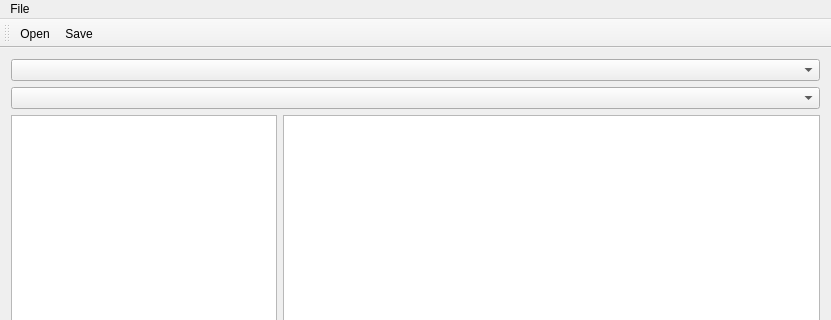
The window that src/mainwindow.ui (beeka/lrtedit) describes before a commit, drawn with Qt 5; both pictures show x 0 to 831 and y 0 to 320 of the 831 by 569 pixel window.
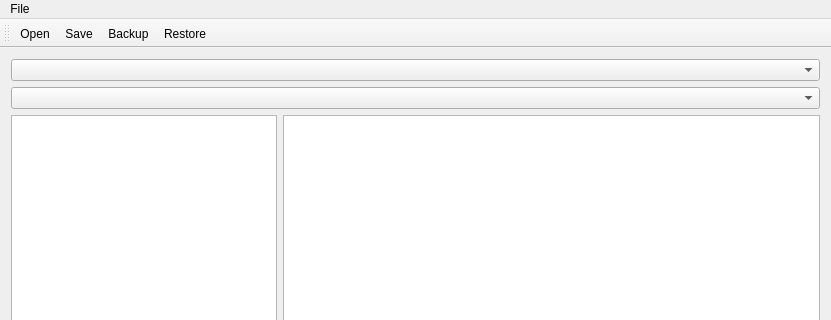
The same window after the commit. Icons and pictures are not drawn.

Patch:
```diff
--- a/src/mainwindow.ui
+++ b/src/mainwindow.ui
@@ -67,6 +67,8 @@
    </attribute>
    <addaction name="actionOpen"/>
    <addaction name="actionSave"/>
+   <addaction name="actionBackup"/>
+   <addaction name="actionRestore"/>
   </widget>
   <widget class="QStatusBar" name="statusBar"/>
   <action name="actionOpen">
@@ -79,6 +81,16 @@
     <string>Save...</string>
    </property>
   </action>
+  <action name="actionBackup">
+   <property name="text">
+    <string>Backup...</string>
+   </property>
+  </action>
+  <action name="actionRestore">
+   <property name="text">
+    <string>Restore...</string>
+   </property>
+  </action>
  </widget>
  <layoutdefault spacing="6" margin="11"/>
  <resources>
```
Left out of the diff: 4 changed lines with no effect on the pictures.
